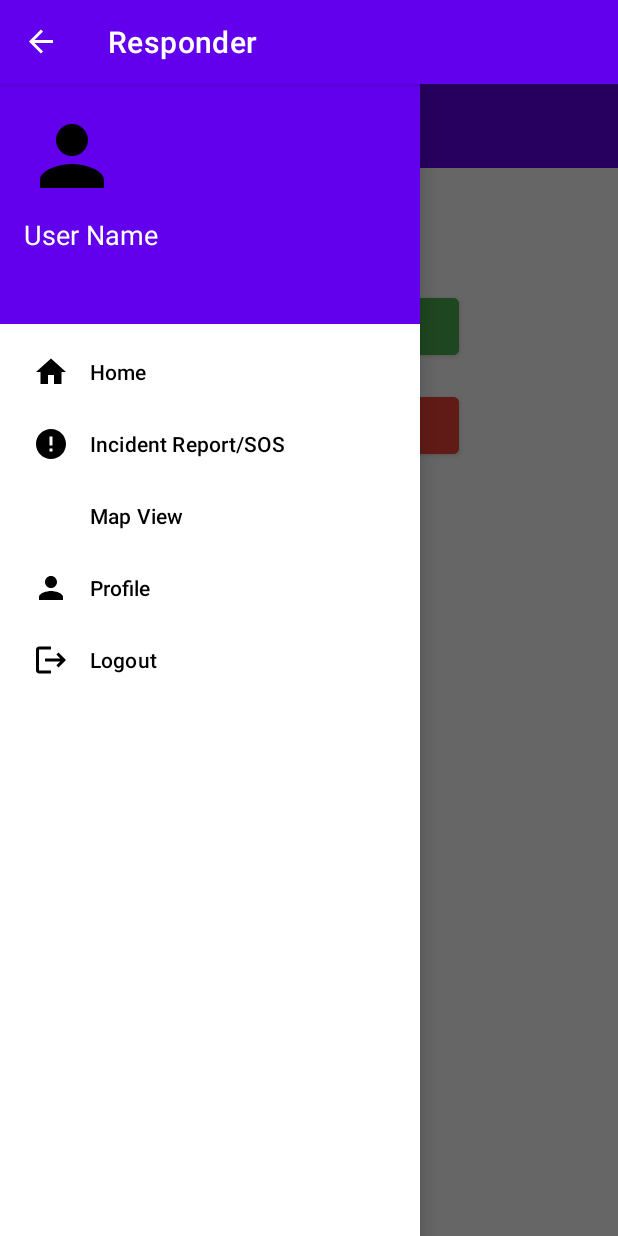
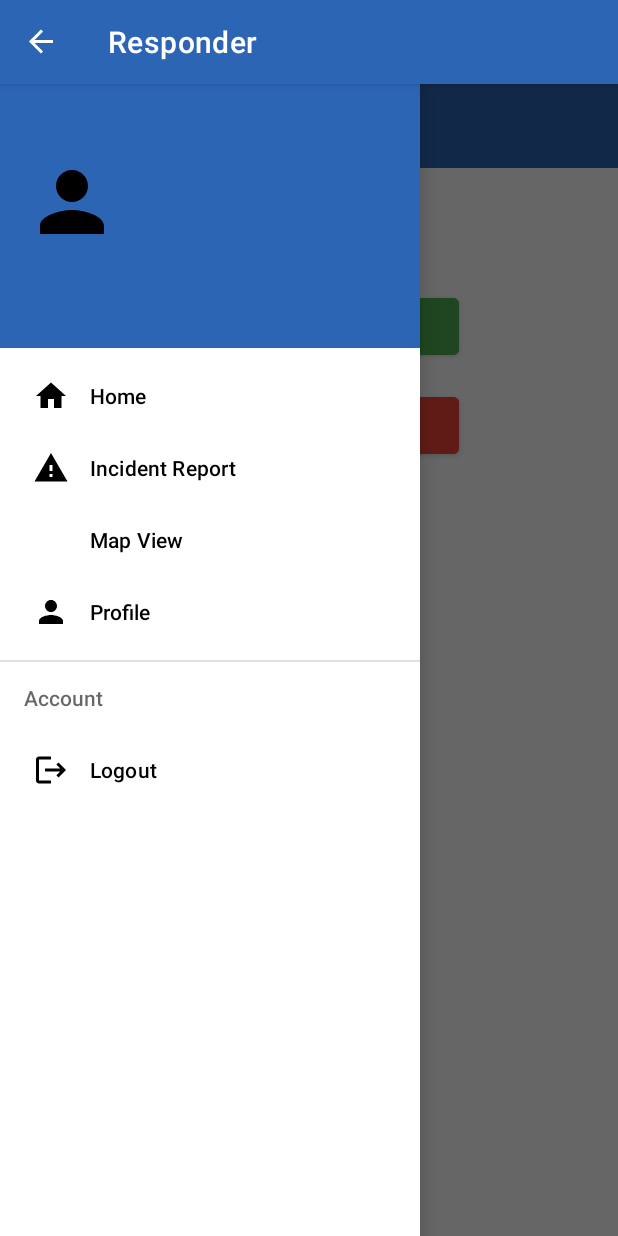
Before and after one commit to random1411/responder_new, an Android app: the DashboardActivity screen opened directly, with no data from a screen before it, with the side drawer open, on a phone screen of 412 x 824 dp. Run offline under Robolectric (Android 15) with nearby library versions, the phone set to English and light mode, and no system bars; our stand-ins replace CircleImageView, Firebase (no records; nobody signed in at launch, a user with empty details on screens opened directly).

Commit message:
initial commit

```diff
--- a/app/src/main/java/com/rescuereach/responder/ResponderMainActivity.java
+++ /dev/null
@@ -1,6 +0,0 @@
-package com.rescuereach.responder;
-
-import android.app.Activity;
-
-public class ResponderMainActivity extends Activity {
-}
--- /dev/null
+++ b/app/src/main/res/drawable/ic_incident.xml
@@ -0,0 +1,9 @@
+<vector xmlns:android="http://schemas.android.com/apk/res/android"
+    android:width="24dp"
+    android:height="24dp"
+    android:viewportWidth="24"
+    android:viewportHeight="24">
+    <path
+        android:fillColor="#000000"
+        android:pathData="M1,21h22L12,2 1,21zM13,18h-2v-2h2v2zM13,14h-2v-4h2v4z"/>
+</vector>
--- a/app/src/main/res/layout/nav_header.xml
+++ b/app/src/main/res/layout/nav_header.xml
@@ -1,24 +1,31 @@
-<LinearLayout
-    xmlns:android="http://schemas.android.com/apk/res/android"
+<?xml version="1.0" encoding="utf-8"?>
+<LinearLayout xmlns:android="http://schemas.android.com/apk/res/android"
     android:layout_width="match_parent"
-    android:layout_height="160dp"
-    android:background="@color/colorPrimary"
+    android:layout_height="176dp"
+    android:background="@color/primary"
+    android:gravity="bottom"
     android:orientation="vertical"
-    android:padding="16dp">
+    android:padding="16dp"
+    android:theme="@style/ThemeOverlay.AppCompat.Dark">
 
     <ImageView
-        android:id="@+id/profileImage"
         android:layout_width="64dp"
         android:layout_height="64dp"
         android:src="@drawable/ic_profile"
-        android:contentDescription="@string/profile_image" />
+        android:contentDescription="Profile Image"/>
 
     <TextView
-        android:id="@+id/profileName"
+        android:id="@+id/header_username"
+        android:layout_width="match_parent"
+        android:layout_height="wrap_content"
+        android:paddingTop="8dp"
+        android:textAppearance="@style/TextAppearance.AppCompat.Body1"
+        android:textSize="16sp"/>
+
+    <TextView
+        android:id="@+id/header_email"
         android:layout_width="wrap_content"
         android:layout_height="wrap_content"
-        android:layout_marginTop="8dp"
-        android:text="User Name"
-        android:textColor="@android:color/white"
-        android:textSize="18sp" />
+        android:textSize="14sp"/>
+
 </LinearLayout>
--- a/app/src/main/res/menu/drawer_menu.xml
+++ b/app/src/main/res/menu/drawer_menu.xml
@@ -1,22 +1,33 @@
+<?xml version="1.0" encoding="utf-8"?>
 <menu xmlns:android="http://schemas.android.com/apk/res/android">
+    <group android:checkableBehavior="single">
         <item
             android:id="@+id/nav_home"
             android:icon="@drawable/ic_home"
             android:title="Home" />
+
         <item
-        android:id="@+id/nav_incident_report"
-        android:icon="@drawable/ic_sos"
-        android:title="Incident Report/SOS" />
+            android:id="@+id/nav_incidents"
+            android:icon="@drawable/ic_incident"
+            android:title="Incident Report" />
+
         <item
-        android:id="@+id/nav_map_view"
+            android:id="@+id/nav_map"
             android:icon="@drawable/ic_map"
             android:title="Map View" />
+
         <item
             android:id="@+id/nav_profile"
             android:icon="@drawable/ic_profile"
             android:title="Profile" />
+    </group>
+
+    <item android:title="Account">
+        <menu>
             <item
                 android:id="@+id/nav_logout"
                 android:icon="@drawable/ic_logout"
                 android:title="Logout" />
         </menu>
+    </item>
+</menu>
--- a/app/src/main/res/values/strings.xml
+++ b/app/src/main/res/values/strings.xml
@@ -48,7 +48,7 @@
         <item>Jammu and Kashmir</item>
     </string-array>
     <string name="profile_image">Profile Image</string> <!-- Description for profile image -->
-    <string name="open">Open</string> <!-- Add this -->
-    <string name="close">Close</string> <!-- Add this -->
+    <string name="open">Open Navigation Drawer</string>
+    <string name="close">Close Navigation Drawer</string>
 
 </resources>
--- a/app/src/main/res/values/styles.xml
+++ b/app/src/main/res/values/styles.xml
@@ -1,11 +1,26 @@
 <resources>
     <style name="Theme.RescueReach" parent="Theme.MaterialComponents.DayNight.DarkActionBar">
-        <item name="colorPrimary">#6200EE</item>
-        <item name="colorPrimaryVariant">#3700B3</item>
-        <item name="colorOnPrimary">#FFFFFF</item>
-        <item name="colorSecondary">#03DAC6</item>
-        <item name="colorSecondaryVariant">#018786</item>
-        <item name="colorOnSecondary">#000000</item>
-        <item name="android:statusBarColor">?attr/colorPrimaryVariant</item>
+
+        <!-- Primary brand color -->
+        <item name="colorPrimary">@color/primary</item>
+        <item name="colorPrimaryVariant">@color/primary_dark</item>
+        <item name="colorOnPrimary">@android:color/white</item>
+
+        <!-- Secondary brand color -->
+        <item name="colorSecondary">@color/accent</item>
+        <item name="colorSecondaryVariant">@color/accent</item>
+        <item name="colorOnSecondary">@android:color/black</item></style>
+
+        <!-- Status bar color -->
+    <style name="CircleImageView" parent="">
+        <item name="cornerFamily">rounded</item>
+        <item name="cornerSize">50%</item>
+        <item name="android:scaleType">centerCrop</item>
+    </style>
+
+    <!-- Circle ImageView with Border -->
+    <style name="CircleImageView.WithBorder">
+        <item name="strokeColor">?attr/colorPrimary</item>
+        <item name="strokeWidth">2dp</item>
     </style>
 </resources>
```
Also changed, not shown: app/src/main/AndroidManifest.xml (+6 -4 lines), app/src/main/res/drawable/ic_active_status.xml (added, +12 -0 lines), app/src/main/res/drawable/ic_inactive_status.xml (added, +12 -0 lines), app/src/main/res/values/colors.xml (+25 -0 lines). Lines whose indentation alone changed are shown as unchanged.
